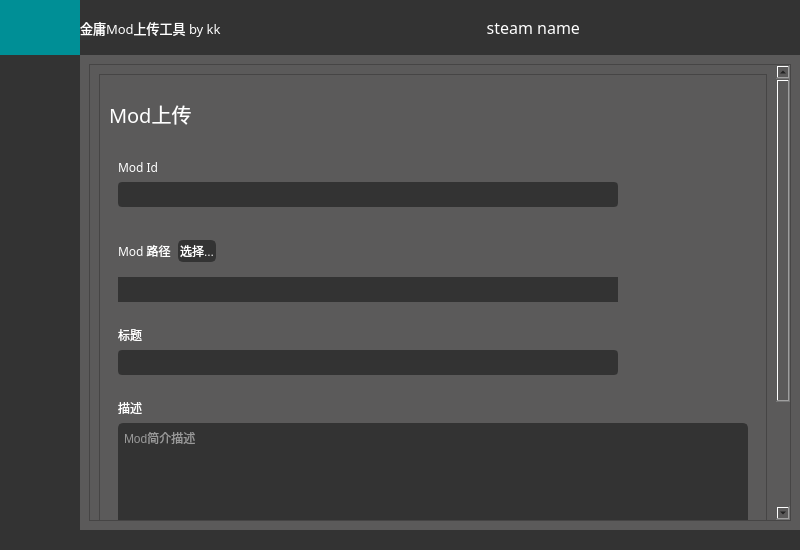
0kk470/modtool_qt, file mainwindow.ui: the form before one commit.
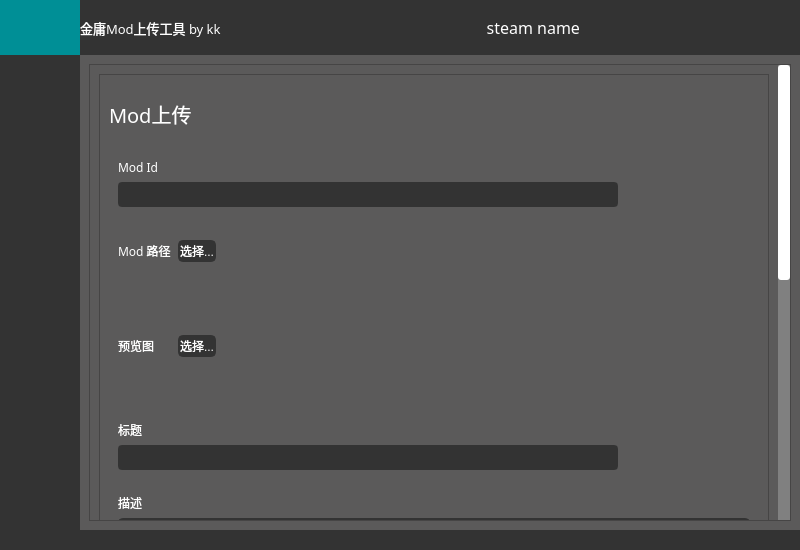
The form after the commit. Icons and pictures are not drawn.

Diff of the .ui file:
```diff
--- a/mainwindow.ui
+++ b/mainwindow.ui
@@ -21,7 +21,7 @@
   </property>
   <widget class="QWidget" name="centralwidget">
    <property name="styleSheet">
-    <string notr="true">background:rgb(91,90,90);</string>
+    <string notr="true"/>
    </property>
    <layout class="QVBoxLayout" name="verticalLayout">
     <property name="spacing">
@@ -1167,6 +1167,40 @@
                      <verstretch>0</verstretch>
                     </sizepolicy>
                    </property>
+                   <property name="styleSheet">
+                    <string notr="true">QScrollBar:vertical
+{
+       border: none;
+       background-color: grey;
+       width: 12px;
+}
+ 
+QScrollBar::handle:vertical
+{
+       background-color: rgba(255,255,255,1);
+       min-height: 30px;
+	  border-radius:3px;
+	  width: 12px;
+   }
+ 
+QScrollBar::add-line:vertical
+{
+       border: none;
+       height: 0px;
+ }
+ 
+ QScrollBar::sub-line:vertical
+{
+       border: none;
+       height: 0px;
+}
+ 
+ QScrollBar::add-page:vertical,QScrollBar::sub-page:vertical
+ {	
+	background:transparent;
+      border-radius:3px;
+}</string>
+                   </property>
                    <property name="widgetResizable">
                     <bool>true</bool>
                    </property>
@@ -1174,32 +1208,25 @@
                     <property name="geometry">
                      <rect>
                       <x>0</x>
-                      <y>0</y>
-                      <width>683</width>
-                      <height>600</height>
+                      <y>-507</y>
+                      <width>688</width>
+                      <height>962</height>
                      </rect>
                     </property>
+                    <property name="sizePolicy">
+                     <sizepolicy hsizetype="Preferred" vsizetype="Expanding">
+                      <horstretch>0</horstretch>
+                      <verstretch>0</verstretch>
+                     </sizepolicy>
+                    </property>
                     <property name="minimumSize">
                      <size>
                       <width>0</width>
-                      <height>600</height>
+                      <height>0</height>
                      </size>
                     </property>
                     <property name="styleSheet">
-                     <string notr="true">QScrollBar:vertical {
-	background:rgb(123,123,123);
-    	width:20px;
-    	margin: 0px 0px 0px 0px;
-}
-QScrollBar::handle:vertical {
-    	background:rgb(0,143,170);
-}
-QScrollBar::add-page:vertical {
- 	background:rgb(51,51,51);
-}
-QScrollBar::sub-page:vertical {
- 	background:rgb(51,51,51);
-}</string>
+                     <string notr="true"/>
                     </property>
                     <layout class="QVBoxLayout" name="verticalLayout_12">
                      <item>
@@ -1207,10 +1234,16 @@
                        <property name="enabled">
                         <bool>true</bool>
                        </property>
+                       <property name="sizePolicy">
+                        <sizepolicy hsizetype="Preferred" vsizetype="MinimumExpanding">
+                         <horstretch>0</horstretch>
+                         <verstretch>0</verstretch>
+                        </sizepolicy>
+                       </property>
                        <property name="minimumSize">
                         <size>
                          <width>0</width>
-                         <height>235</height>
+                         <height>0</height>
                         </size>
                        </property>
                        <property name="maximumSize">
@@ -1340,6 +1373,18 @@
                           <property name="layoutDirection">
                            <enum>Qt::LeftToRight</enum>
                           </property>
+                          <property name="styleSheet">
+                           <string notr="true">QPushButton {
+	border: none;
+	background-color: rgba(0,0,0,0);
+}
+QPushButton:hover {
+	background-color: rgb(0,143,150);
+}
+QPushButton:pressed {	
+	background-color: rgba(0,0,0,0);
+}</string>
+                          </property>
                           <layout class="QVBoxLayout" name="verticalLayout_9">
                            <item>
                             <widget class="QWidget" name="file_browser_widget" native="true">
@@ -1485,8 +1530,194 @@
                              </property>
                              <property name="styleSheet">
                               <string notr="true">color:rgb(255,255,255);
-font: 87 9pt &quot;Arial Black&quot;;
-background-color: rgb(51,51,51);</string>
+font: 87 9pt &quot;Arial Black&quot;;</string>
+                             </property>
+                             <property name="text">
+                              <string/>
+                             </property>
+                             <property name="textFormat">
+                              <enum>Qt::AutoText</enum>
+                             </property>
+                            </widget>
+                           </item>
+                          </layout>
+                         </widget>
+                        </item>
+                        <item>
+                         <widget class="QWidget" name="Input_6" native="true">
+                          <property name="sizePolicy">
+                           <sizepolicy hsizetype="Preferred" vsizetype="Expanding">
+                            <horstretch>0</horstretch>
+                            <verstretch>0</verstretch>
+                           </sizepolicy>
+                          </property>
+                          <property name="layoutDirection">
+                           <enum>Qt::LeftToRight</enum>
+                          </property>
+                          <property name="styleSheet">
+                           <string notr="true">QPushButton {
+	border: none;
+	background-color: rgba(0,0,0,0);
+}
+QPushButton:hover {
+	background-color: rgb(0,143,150);
+}
+QPushButton:pressed {	
+	background-color: rgba(0,0,0,0);
+}</string>
+                          </property>
+                          <layout class="QVBoxLayout" name="verticalLayout_15">
+                           <item>
+                            <widget class="QWidget" name="preview_widget" native="true">
+                             <property name="sizePolicy">
+                              <sizepolicy hsizetype="Preferred" vsizetype="Preferred">
+                               <horstretch>0</horstretch>
+                               <verstretch>0</verstretch>
+                              </sizepolicy>
+                             </property>
+                             <property name="minimumSize">
+                              <size>
+                               <width>0</width>
+                               <height>40</height>
+                              </size>
+                             </property>
+                             <property name="maximumSize">
+                              <size>
+                               <width>200</width>
+                               <height>16777215</height>
+                              </size>
+                             </property>
+                             <property name="layoutDirection">
+                              <enum>Qt::LeftToRight</enum>
+                             </property>
+                             <property name="autoFillBackground">
+                              <bool>false</bool>
+                             </property>
+                             <layout class="QHBoxLayout" name="horizontalLayout_20" stretch="0,0,0">
+                              <property name="spacing">
+                               <number>0</number>
+                              </property>
+                              <property name="sizeConstraint">
+                               <enum>QLayout::SetDefaultConstraint</enum>
+                              </property>
+                              <property name="leftMargin">
+                               <number>0</number>
+                              </property>
+                              <item>
+                               <widget class="QLabel" name="preview_title">
+                                <property name="minimumSize">
+                                 <size>
+                                  <width>60</width>
+                                  <height>0</height>
+                                 </size>
+                                </property>
+                                <property name="maximumSize">
+                                 <size>
+                                  <width>60</width>
+                                  <height>60</height>
+                                 </size>
+                                </property>
+                                <property name="font">
+                                 <font>
+                                  <family>Arial Black</family>
+                                  <pointsize>9</pointsize>
+                                  <weight>10</weight>
+                                  <italic>false</italic>
+                                  <bold>false</bold>
+                                 </font>
+                                </property>
+                                <property name="styleSheet">
+                                 <string notr="true">color:rgb(255,255,255);
+font: 87 9pt &quot;Arial Black&quot;;</string>
+                                </property>
+                                <property name="text">
+                                 <string>&lt;html&gt;&lt;head/&gt;&lt;body&gt;&lt;p&gt;预览图&lt;/p&gt;&lt;/body&gt;&lt;/html&gt;</string>
+                                </property>
+                                <property name="textFormat">
+                                 <enum>Qt::AutoText</enum>
+                                </property>
+                                <property name="alignment">
+                                 <set>Qt::AlignLeading|Qt::AlignLeft|Qt::AlignVCenter</set>
+                                </property>
+                               </widget>
+                              </item>
+                              <item>
+                               <widget class="QPushButton" name="preview_btn">
+                                <property name="sizePolicy">
+                                 <sizepolicy hsizetype="Maximum" vsizetype="Preferred">
+                                  <horstretch>0</horstretch>
+                                  <verstretch>0</verstretch>
+                                 </sizepolicy>
+                                </property>
+                                <property name="styleSheet">
+                                 <string notr="true">QPushButton {
+	border: 2px solid rgb(51,51,51);
+	border-radius: 5px;	
+	color:rgb(255,255,255);
+	background-color: rgb(51,51,51);
+}
+QPushButton:hover {
+	border: 2px solid rgb(0,143,150);
+	background-color: rgb(0,143,150);
+}
+QPushButton:pressed {	
+	border: 2px solid rgb(0,143,150);
+	background-color: rgb(51,51,51);
+}
+
+QPushButton:disabled {	
+	border-radius: 5px;	
+	border: 2px solid rgb(112,112,112);
+	background-color: rgb(112,112,112);
+}</string>
+                                </property>
+                                <property name="text">
+                                 <string>选择...</string>
+                                </property>
+                               </widget>
+                              </item>
+                              <item>
+                               <spacer name="horizontalSpacer_2">
+                                <property name="orientation">
+                                 <enum>Qt::Horizontal</enum>
+                                </property>
+                                <property name="sizeHint" stdset="0">
+                                 <size>
+                                  <width>40</width>
+                                  <height>20</height>
+                                 </size>
+                                </property>
+                               </spacer>
+                              </item>
+                             </layout>
+                            </widget>
+                           </item>
+                           <item>
+                            <widget class="QLabel" name="preview_path">
+                             <property name="minimumSize">
+                              <size>
+                               <width>400</width>
+                               <height>25</height>
+                              </size>
+                             </property>
+                             <property name="maximumSize">
+                              <size>
+                               <width>500</width>
+                               <height>25</height>
+                              </size>
+                             </property>
+                             <property name="font">
+                              <font>
+                               <family>Arial Black</family>
+                               <pointsize>9</pointsize>
+                               <weight>10</weight>
+                               <italic>false</italic>
+                               <bold>false</bold>
+                              </font>
+                             </property>
+                             <property name="styleSheet">
+                              <string notr="true">color:rgb(255,255,255);
+font: 87 9pt &quot;Arial Black&quot;;</string>
                              </property>
                              <property name="text">
                               <string/>
@@ -1578,6 +1809,27 @@
                         </item>
                         <item>
                          <widget class="QWidget" name="Input_4" native="true">
+                          <property name="enabled">
+                           <bool>true</bool>
+                          </property>
+                          <property name="sizePolicy">
+                           <sizepolicy hsizetype="Preferred" vsizetype="Expanding">
+                            <horstretch>0</horstretch>
+                            <verstretch>0</verstretch>
+                           </sizepolicy>
+                          </property>
+                          <property name="minimumSize">
+                           <size>
+                            <width>0</width>
+                            <height>200</height>
+                           </size>
+                          </property>
+                          <property name="maximumSize">
+                           <size>
+                            <width>16777215</width>
+                            <height>16777215</height>
+                           </size>
+                          </property>
                           <property name="layoutDirection">
                            <enum>Qt::LeftToRight</enum>
                           </property>
@@ -1590,6 +1842,12 @@
                                <height>0</height>
                               </size>
                              </property>
+                             <property name="maximumSize">
+                              <size>
+                               <width>16777215</width>
+                               <height>30</height>
+                              </size>
+                             </property>
                              <property name="font">
                               <font>
                                <family>Arial Black</family>
@@ -1610,12 +1868,24 @@
                            </item>
                            <item>
                             <widget class="QTextEdit" name="textEdit">
+                             <property name="sizePolicy">
+                              <sizepolicy hsizetype="Expanding" vsizetype="MinimumExpanding">
+                               <horstretch>0</horstretch>
+                               <verstretch>0</verstretch>
+                              </sizepolicy>
+                             </property>
                              <property name="minimumSize">
                               <size>
                                <width>0</width>
-                               <height>600</height>
+                               <height>0</height>
                               </size>
                              </property>
+                             <property name="maximumSize">
+                              <size>
+                               <width>16777215</width>
+                               <height>16777215</height>
+                              </size>
+                             </property>
                              <property name="styleSheet">
                               <string notr="true">QTextEdit{
 	border: 2px solid rgb(51,51,51);
@@ -1637,27 +1907,185 @@
                          </widget>
                         </item>
                         <item>
-                         <spacer name="verticalSpacer">
-                          <property name="orientation">
-                           <enum>Qt::Vertical</enum>
+                         <widget class="QWidget" name="Input_5" native="true">
+                          <property name="sizePolicy">
+                           <sizepolicy hsizetype="Preferred" vsizetype="MinimumExpanding">
+                            <horstretch>0</horstretch>
+                            <verstretch>0</verstretch>
+                           </sizepolicy>
                           </property>
-                          <property name="sizeHint" stdset="0">
+                          <property name="minimumSize">
                            <size>
-                            <width>20</width>
-                            <height>117</height>
+                            <width>0</width>
+                            <height>200</height>
                            </size>
                           </property>
-                         </spacer>
+                          <property name="maximumSize">
+                           <size>
+                            <width>16777215</width>
+                            <height>16777215</height>
+                           </size>
+                          </property>
+                          <property name="layoutDirection">
+                           <enum>Qt::LeftToRight</enum>
+                          </property>
+                          <layout class="QVBoxLayout" name="verticalLayout_14">
+                           <item>
+                            <widget class="QLabel" name="label_note">
+                             <property name="minimumSize">
+                              <size>
+                               <width>100</width>
+                               <height>0</height>
+                              </size>
+                             </property>
+                             <property name="maximumSize">
+                              <size>
+                               <width>16777215</width>
+                               <height>30</height>
+                              </size>
+                             </property>
+                             <property name="font">
+                              <font>
+                               <family>Arial Black</family>
+                               <pointsize>9</pointsize>
+                               <weight>10</weight>
+                               <italic>false</italic>
+                               <bold>false</bold>
+                              </font>
+                             </property>
+                             <property name="styleSheet">
+                              <string notr="true">color:rgb(255,255,255);
+font: 87 9pt &quot;Arial Black&quot;;</string>
+                             </property>
+                             <property name="text">
+                              <string>更新说明</string>
+                             </property>
+                            </widget>
+                           </item>
+                           <item>
+                            <widget class="QTextEdit" name="textEdit_note">
+                             <property name="sizePolicy">
+                              <sizepolicy hsizetype="Expanding" vsizetype="Preferred">
+                               <horstretch>0</horstretch>
+                               <verstretch>0</verstretch>
+                              </sizepolicy>
+                             </property>
+                             <property name="minimumSize">
+                              <size>
+                               <width>0</width>
+                               <height>0</height>
+                              </size>
+                             </property>
+                             <property name="styleSheet">
+                              <string notr="true">QTextEdit{
+	border: 2px solid rgb(51,51,51);
+	border-radius: 5px;	
+	color:rgb(255,255,255);
+	background-color: rgb(51,51,51);
+}
+QTextEdit:focus
+{
+    border: 2px solid #006080;
+}</string>
+                             </property>
+                             <property name="placeholderText">
+                              <string>Mod简介描述</string>
+                             </property>
+                            </widget>
+                           </item>
+                          </layout>
+                         </widget>
+                        </item>
+                        <item>
+                         <widget class="QWidget" name="upload_panel" native="true">
+                          <property name="sizePolicy">
+                           <sizepolicy hsizetype="Preferred" vsizetype="Minimum">
+                            <horstretch>0</horstretch>
+                            <verstretch>0</verstretch>
+                           </sizepolicy>
+                          </property>
+                          <property name="minimumSize">
+                           <size>
+                            <width>0</width>
+                            <height>40</height>
+                           </size>
+                          </property>
+                          <property name="autoFillBackground">
+                           <bool>false</bool>
+                          </property>
+                          <layout class="QHBoxLayout" name="horizontalLayout_22">
+                           <item>
+                            <spacer name="horizontalSpacer_4">
+                             <property name="orientation">
+                              <enum>Qt::Horizontal</enum>
+                             </property>
+                             <property name="sizeHint" stdset="0">
+                              <size>
+                               <width>40</width>
+                               <height>20</height>
+                              </size>
+                             </property>
+                            </spacer>
+                           </item>
+                           <item>
+                            <widget class="QPushButton" name="bn_upload_2">
+                             <property name="minimumSize">
+                              <size>
+                               <width>100</width>
+                               <height>20</height>
+                              </size>
+                             </property>
+                             <property name="maximumSize">
+                              <size>
+                               <width>100</width>
+                               <height>16777215</height>
+                              </size>
+                             </property>
+                             <property name="styleSheet">
+                              <string notr="true">QPushButton {
+	border: 2px solid rgb(51,51,51);
+	border-radius: 5px;	
+	color:rgb(255,255,255);
+	background-color: rgb(51,51,51);
+}
+QPushButton:hover {
+	border: 2px solid rgb(0,143,150);
+	background-color: rgb(0,143,150);
+}
+QPushButton:pressed {	
+	border: 2px solid rgb(0,143,150);
+	background-color: rgb(51,51,51);
+}
+
+QPushButton:disabled {	
+	border-radius: 5px;	
+	border: 2px solid rgb(112,112,112);
+	background-color: rgb(112,112,112);
+}</string>
+                             </property>
+                             <property name="text">
+                              <string>上传</string>
+                             </property>
+                            </widget>
+                           </item>
+                          </layout>
+                         </widget>
                         </item>
                        </layout>
                       </widget>
                      </item>
                      <item>
-                      <widget class="QWidget" name="widget" native="true">
-                       <property name="autoFillBackground">
-                        <bool>false</bool>
+                      <spacer name="verticalSpacer_2">
+                       <property name="orientation">
+                        <enum>Qt::Vertical</enum>
                        </property>
-                      </widget>
+                       <property name="sizeHint" stdset="0">
+                        <size>
+                         <width>20</width>
+                         <height>117</height>
+                        </size>
+                       </property>
+                      </spacer>
                      </item>
                     </layout>
                    </widget>
```
Left out of the diff: 4 changed lines with no effect on the pictures.
